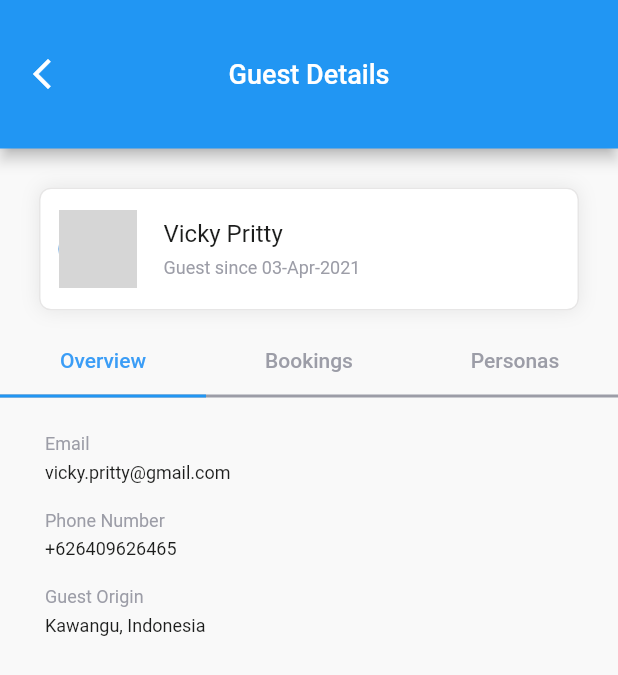
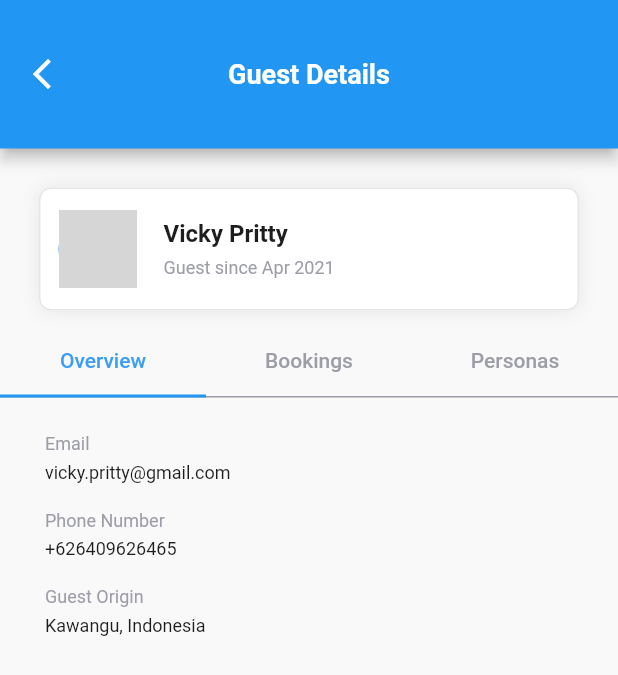
Before and after one commit to HikarusV/bukit-vista-flutter-assessment, a Flutter app: the screen it shows after launch, after a tap on "Vicky Pritty", on a phone screen of 412 x 824 dp. Shown: the top 675 px of the screen. Run offline on Flutter 3.47's test engine with Material 2 defaults, Android fonts, the phone set to English and light mode, and no system bars; network calls fail; grey boxes are pictures that could not be loaded.

Commit message:
finish UI and all function

```diff
--- a/lib/common/style.dart
+++ b/lib/common/style.dart
@@ -3,11 +3,13 @@ import 'package:flutter/material.dart';
 TextStyle titleText = const TextStyle(
   fontSize: 18,
   color: Colors.white,
+  fontWeight: FontWeight.w700,
 );
 
 TextStyle titleCardText = TextStyle(
   fontSize: 16,
   color: darkColor,
+  fontWeight: FontWeight.w600,
 );
 
 TextStyle titleBookText = TextStyle(
@@ -31,11 +33,25 @@ TextStyle statusCancelText = TextStyle(
 TextStyle titlePlaceText = TextStyle(
   fontSize: 12,
   color: greyColor,
+  fontWeight: FontWeight.w400,
 );
 
 TextStyle titleContentText = TextStyle(
   fontSize: 12,
   color: darkColor,
+  fontWeight: FontWeight.w500,
+);
+
+TextStyle bookingContentText = TextStyle(
+  fontSize: 12,
+  color: darkColor,
+  fontWeight: FontWeight.w400,
+);
+
+TextStyle nightText = TextStyle(
+  fontSize: 12,
+  color: blueColor,
+  fontWeight: FontWeight.w400,
 );
 
 TextStyle hintText = TextStyle(
--- a/lib/presentation/page/home.dart
+++ b/lib/presentation/page/home.dart
@@ -51,6 +51,7 @@ class _HomeState extends State<Home> {
                 left: 29,
                 right: 23,
                 top: 24,
+                bottom: 20,
               ),
               itemBuilder: (context, index) => Padding(
                 padding: const EdgeInsets.only(top: 9),
--- a/lib/presentation/widget/details/book_card.dart
+++ b/lib/presentation/widget/details/book_card.dart
@@ -99,7 +99,7 @@ class BookingCard extends StatelessWidget {
                     children: [
                       Text(
                         bookData.nameProfile,
-                        style: titleContentText,
+                        style: bookingContentText,
                       ),
                       const SizedBox(
                         height: 8,
--- a/lib/presentation/widget/home/search_box.dart
+++ b/lib/presentation/widget/home/search_box.dart
@@ -20,10 +20,13 @@ class SearchBox extends StatelessWidget {
       ),
       child: Stack(
         children: [
-          const Positioned(
+          Positioned(
             top: 0,
             bottom: 0,
-            child: Icon(Icons.search),
+            child: Icon(
+              Icons.search,
+              color: greyColor,
+            ),
           ),
           TextField(
             onSubmitted: onEventSubmited,
--- a/lib/presentation/widget/home/user_card.dart
+++ b/lib/presentation/widget/home/user_card.dart
@@ -72,7 +72,9 @@ class UserCard extends StatelessWidget {
                   height: 6,
                 ),
                 Text(
-                  withTap ? '$city, $country' : 'Guest since $firstFollow',
+                  withTap
+                      ? '$city, $country'
+                      : 'Guest since ${firstFollow.substring(3, 6)} ${firstFollow.substring(7, 11)}',
                   style: titlePlaceText,
                 ),
               ],
--- a/lib/presentation/widget/tab_bar_widget.dart
+++ b/lib/presentation/widget/tab_bar_widget.dart
@@ -11,7 +11,7 @@ class CustomTabBar extends StatelessWidget {
       decoration: BoxDecoration(
         color: Colors.white.withOpacity(0.0),
         border: Border(
-          bottom: BorderSide(color: greyColor, width: 2),
+          bottom: BorderSide(color: greyColor, width: 1),
         ),
       ),
       child: TabBar(
```
Also changed, not shown: lib/presentation/widget/details/check_in_out_card.dart (+6 -3 lines), 2 other files.
